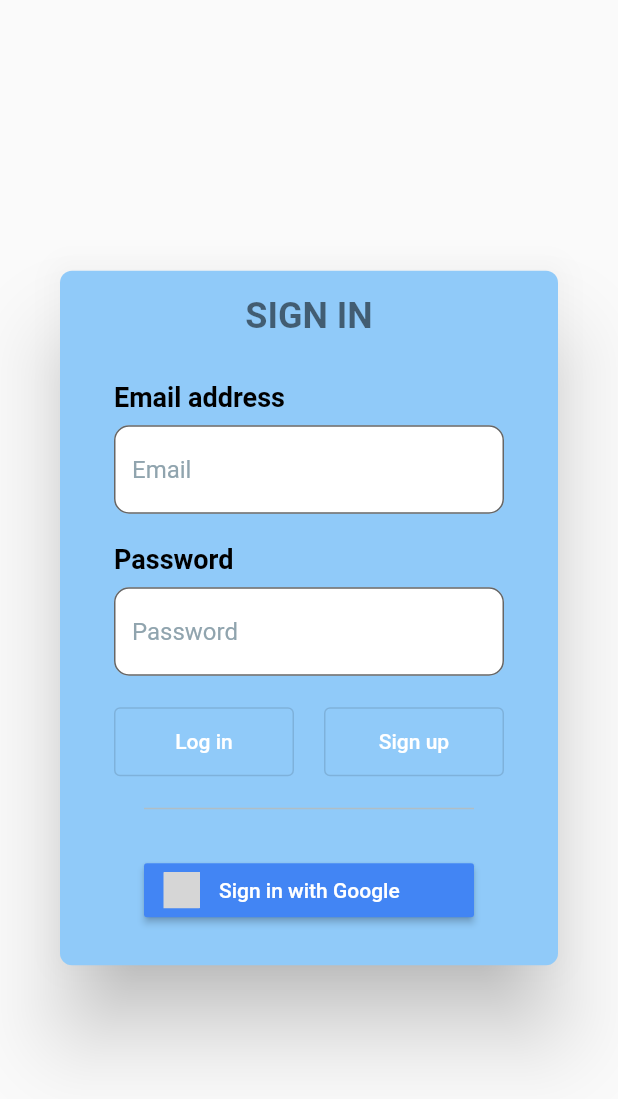
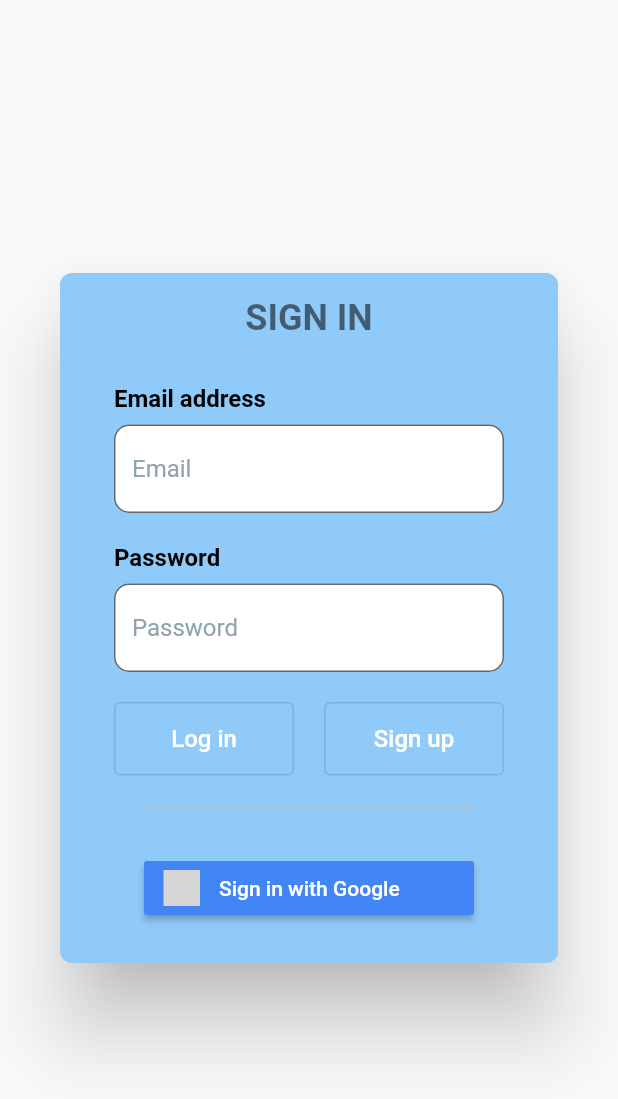
Before and after one commit to pierrickmartino/trip_auth_login, a Flutter app: the AuthDialog widget shown alone on an empty page, opened directly, on a phone screen of 412 x 824 dp. Shown: the top 1099 px of the screen. Run offline on Flutter 3.47's test engine with Material 2 defaults, Android fonts, the phone set to English and light mode, and no system bars; our stand-ins replace firebase_auth, firebase_core, flutter_signin_button, google_sign_in, shared_preferences; accounts and stored records are empty; statements that could not run were skipped; grey boxes are pictures that could not be loaded.

Commit message:
improve design and add snackbar

```diff
--- a/lib/auth_dialog.dart
+++ b/lib/auth_dialog.dart
@@ -103,7 +103,7 @@ class _AuthDialogState extends State<AuthDialog> {
                     textAlign: TextAlign.left,
                     style: TextStyle(
                       color: Theme.of(context).textTheme.subtitle2.color,
-                      fontSize: 18,
+                      fontSize: 16,
                       fontWeight: FontWeight.bold,
                     ),
                   ),
@@ -164,7 +164,7 @@ class _AuthDialogState extends State<AuthDialog> {
                     textAlign: TextAlign.left,
                     style: TextStyle(
                       color: Theme.of(context).textTheme.subtitle2.color,
-                      fontSize: 18,
+                      fontSize: 16,
                       fontWeight: FontWeight.bold,
                       // letterSpacing: 3,
                     ),
@@ -256,6 +256,12 @@ class _AuthDialogState extends State<AuthDialog> {
                                         builder: (context) => const MyHomePage(
                                             title: 'Flutter Demo Home Page'),
                                       ));
+
+                                      ScaffoldMessenger.of(context)
+                                          .showSnackBar(const SnackBar(
+                                        content: Text(
+                                            'Successfully logged in with mail.'),
+                                      ));
                                     });
                                   }
                                 }).catchError((error) {
@@ -300,7 +306,7 @@ class _AuthDialogState extends State<AuthDialog> {
                                   : const Text(
                                       'Log in',
                                       style: TextStyle(
-                                        fontSize: 14,
+                                        fontSize: 16,
                                         color: Colors.white,
                                       ),
                                     ),
@@ -381,7 +387,7 @@ class _AuthDialogState extends State<AuthDialog> {
                                   : const Text(
                                       'Sign up',
                                       style: TextStyle(
-                                        fontSize: 14,
+                                        fontSize: 16,
                                         color: Colors.white,
                                       ),
                                     ),
--- a/lib/google_sign_in_button.dart
+++ b/lib/google_sign_in_button.dart
@@ -30,6 +30,10 @@ class _GoogleButtonState extends State<GoogleButton> {
             builder: (context) =>
                 const MyHomePage(title: 'Flutter Demo Home Page'),
           ));
+
+          ScaffoldMessenger.of(context).showSnackBar(const SnackBar(
+            content: Text('Successfully logged in with Google.'),
+          ));
         }
       }).catchError((error) {
         print('Registration Error: $error');
```
Also changed, not shown: lib/main.dart (+22 -9 lines), pubspec.lock.
